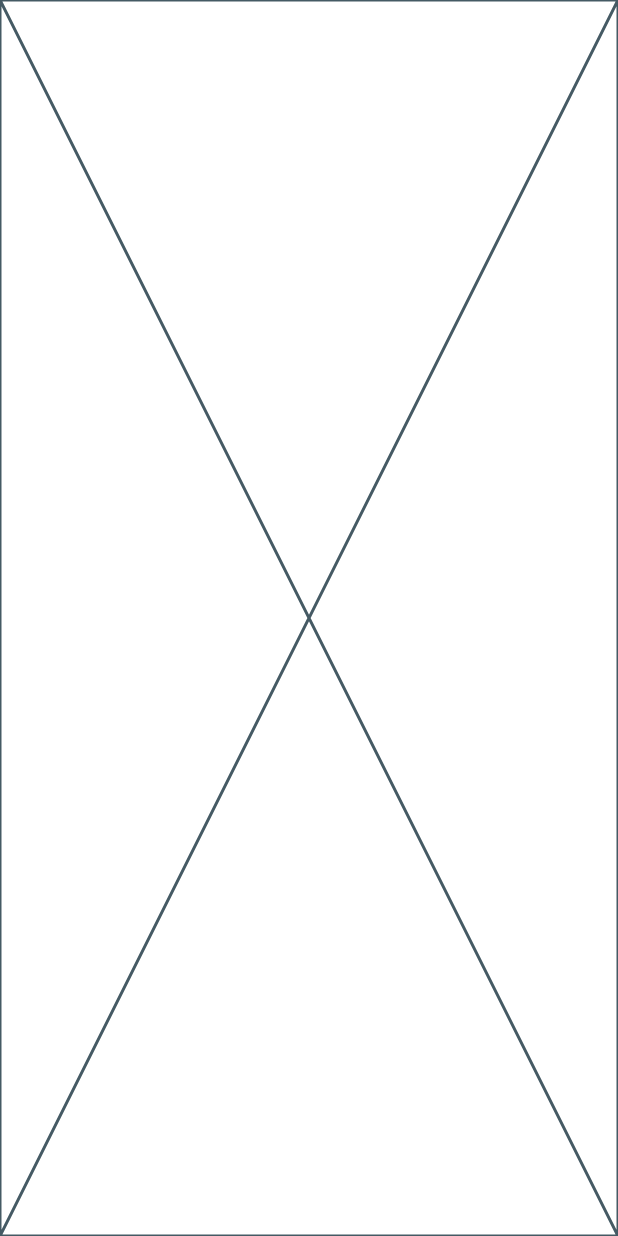
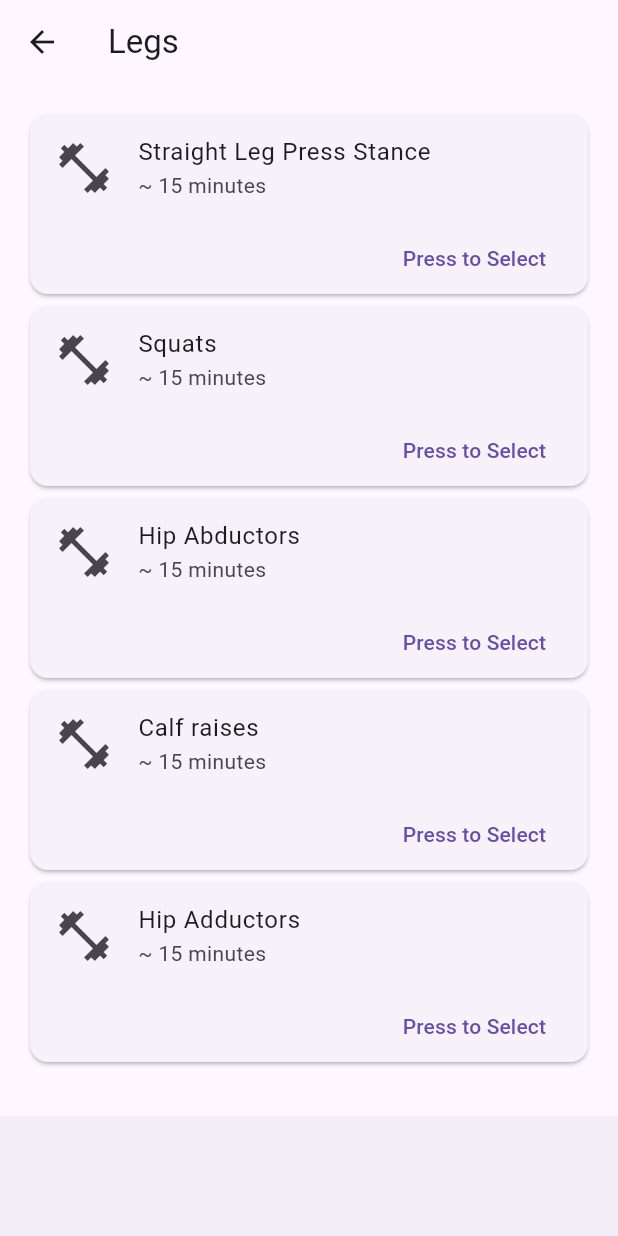
Before and after one commit to TheRealKwabena/kinetik, a Flutter app: the screen it shows after launch, on a phone screen of 412 x 824 dp. Run offline on Flutter 3.47's test engine with Material 3 defaults, Android fonts, the light colour scheme and no system bars.

Commit message:
feat: Initial UI layout without themes

```diff
--- a/lib/main.dart
+++ b/lib/main.dart
@@ -1,4 +1,5 @@
 import 'package:flutter/material.dart';
+import 'package:kinetik/pages/categories.dart';
 import 'pages/home_page.dart';
 
 void main() {
@@ -12,7 +13,7 @@ class KineTikApp extends StatelessWidget {
   Widget build(BuildContext context) {
     return MaterialApp(
       debugShowCheckedModeBanner: false,
-      home: HomePage(),
+      home: Categories(),
     );
   }
 }
--- /dev/null
+++ b/lib/pages/categories.dart
@@ -0,0 +1,167 @@
+import 'package:flutter/cupertino.dart';
+import 'package:flutter/material.dart';
+import 'package:flutter/widgets.dart';
+
+class Categories extends StatelessWidget {
+  const Categories({super.key});
+
+  @override
+  Widget build(BuildContext context) {
+    double? scrolledUnderElevation;
+
+    return Scaffold(
+      appBar: AppBar(
+        title: const Text('Legs'),
+        scrolledUnderElevation: scrolledUnderElevation,
+        leading: IconButton(
+          icon: const Icon(Icons.arrow_back),
+          onPressed: () {
+            Navigator.pop(context);
+          },
+        ),
+      ),
+      body:  Padding(
+        padding: EdgeInsets.all(16.0),
+        child: Column(
+          crossAxisAlignment: CrossAxisAlignment.start,
+          children: <Widget>[
+            Card(
+              child: Column(
+              mainAxisSize: MainAxisSize.min,
+              children: <Widget>[
+              const ListTile(
+                leading: Icon(Icons.fitness_center,
+                size: 40.0),
+                title: Text('Straight Leg Press Stance'),
+                subtitle: Text('~ 15 minutes'),
+              ),
+              Row(
+                mainAxisAlignment: MainAxisAlignment.end,
+                children: <Widget>[
+                  TextButton(
+                    child: const Text('Press to Select'),
+                    onPressed: () {/* ... */},
+                  ),
+                  const SizedBox(width: 8),
+
+                  const SizedBox(width: 8),
+                ],
+              ),
+          ],
+        ),
+
+            ),
+            Card(
+              child: Column(
+              mainAxisSize: MainAxisSize.min,
+              children: <Widget>[
+              const ListTile(
+                leading: Icon(Icons.fitness_center,
+                size: 40.0),
+                title: Text('Squats'),
+                subtitle: Text('~ 15 minutes'),
+              ),
+              Row(
+                mainAxisAlignment: MainAxisAlignment.end,
+                children: <Widget>[
+                  TextButton(
+                    child: const Text('Press to Select'),
+                    onPressed: () {/* ... */},
+                  ),
+                  const SizedBox(width: 8),
+
+                  const SizedBox(width: 8),
+                ],
+              ),
+          ],
+        ),
+
+            ),
+            Card(
+              child: Column(
+              mainAxisSize: MainAxisSize.min,
+              children: <Widget>[
+              const ListTile(
+                leading: Icon(Icons.fitness_center,
+                size: 40.0),
+                title: Text('Hip Abductors'),
+                subtitle: Text('~ 15 minutes'),
+              ),
+              Row(
+                mainAxisAlignment: MainAxisAlignment.end,
+                children: <Widget>[
+                  TextButton(
+                    child: const Text('Press to Select'),
+                    onPressed: () {/* ... */},
+                  ),
+                  const SizedBox(width: 8),
+
+                  const SizedBox(width: 8),
+                ],
+              ),
+          ],
+        ),
+
+            ),
+            Card(
+              child: Column(
+              mainAxisSize: MainAxisSize.min,
+              children: <Widget>[
+              const ListTile(
+                leading: Icon(Icons.fitness_center,
+                size: 40.0),
+                title: Text('Calf raises'),
+                subtitle: Text('~ 15 minutes'),
+              ),
+              Row(
+                mainAxisAlignment: MainAxisAlignment.end,
+                children: <Widget>[
+                  TextButton(
+                    child: const Text('Press to Select'),
+                    onPressed: () {/* ... */},
+                  ),
+                  const SizedBox(width: 8),
+
+                  const SizedBox(width: 8),
+                ],
+              ),
+          ],
+        ),
+
+            ),
+            Card(
+              child: Column(
+              mainAxisSize: MainAxisSize.min,
+              children: <Widget>[
+              const ListTile(
+                leading: Icon(Icons.fitness_center,
+                size: 40.0),
+                title: Text('Hip Adductors'),
+                subtitle: Text('~ 15 minutes'),
+              ),
+              Row(
+                mainAxisAlignment: MainAxisAlignment.end,
+                children: <Widget>[
+                  TextButton(
+                    child: const Text('Press to Select'),
+                    onPressed: () {/* ... */},
+                  ),
+                  const SizedBox(width: 8),
+
+                  const SizedBox(width: 8),
+                ],
+              ),
+          ],
+        ),
+
+            ),
+          ],
+        ),
+      ),
+      bottomNavigationBar: BottomAppBar(
+        shape: const CircularNotchedRectangle(),
+        child: Container(height: 50.0),
+      ),
+    );
+  }
+}
```
Also changed, not shown: pubspec.lock, 3 other files.
